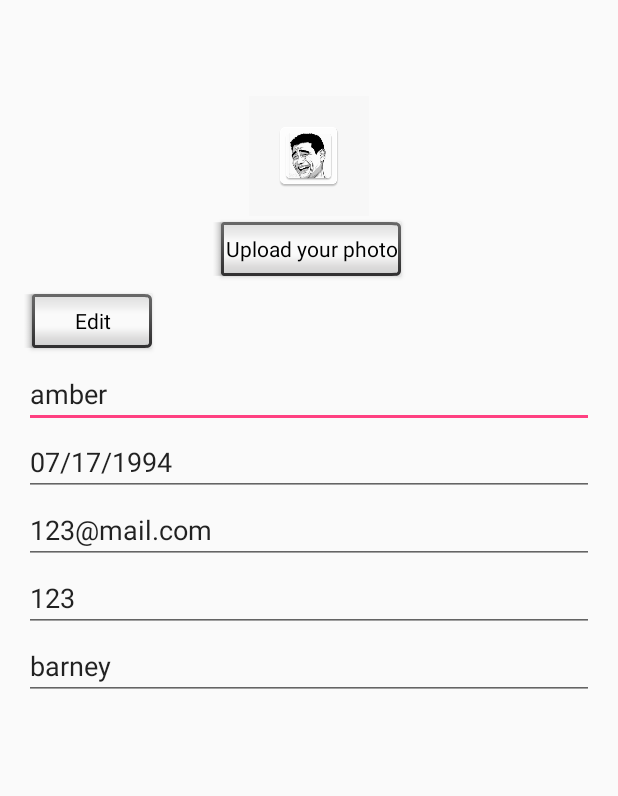
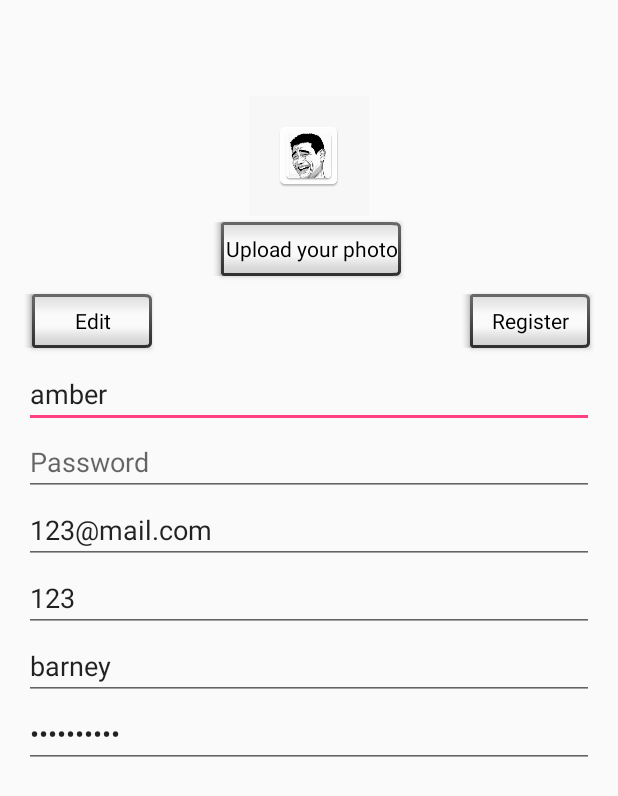
Before and after one commit to AmberWangjie/Tiba-Health-App-for-Android, an Android app: the fragment AccountFragment shown on its own in the app's theme, on a phone screen of 412 x 824 dp. Shown: the top 796 px of the screen. Run offline under Robolectric (Android 15) with nearby library versions, the phone set to English and light mode, and no system bars; our stand-ins replace Firebase (no records; nobody signed in at launch, a user with empty details on screens opened directly); libraries missing offline, so code that uses them is left out: com.firebase.client; pictures from the network do not load.

```diff
--- a/BottomNavigationBar/app/build.gradle
+++ b/BottomNavigationBar/app/build.gradle
@@ -39,6 +39,7 @@ dependencies {
     compile 'com.google.firebase:firebase-database:10.0.1'
     compile 'com.google.firebase:firebase-crash:10.0.1'
     compile 'com.google.firebase:firebase-auth:10.0.1'
+    compile 'com.google.android.gms:play-services-auth:10.0.1'
     compile 'com.google.firebase:firebase-messaging:10.0.1'
     compile 'com.roughike:bottom-bar:1.3.3'
     compile 'com.android.support:support-v4:25.2.0'
--- a/BottomNavigationBar/app/src/main/java/com/example/zhanghaochong/bottomnavigationbar/AccountFragment.java
+++ b/BottomNavigationBar/app/src/main/java/com/example/zhanghaochong/bottomnavigationbar/AccountFragment.java
@@ -1,24 +1,32 @@
 package com.example.zhanghaochong.bottomnavigationbar;
 
 import android.app.Activity;
+import android.app.ProgressDialog;
 import android.content.Intent;
 import android.net.Uri;
 import android.os.Bundle;
 import android.provider.MediaStore;
+import android.support.annotation.NonNull;
 import android.support.annotation.Nullable;
 import android.support.v4.app.Fragment;
+import android.text.TextUtils;
 import android.view.LayoutInflater;
 import android.view.View;
 import android.view.ViewGroup;
 import android.widget.Button;
 import android.widget.EditText;
-import android.widget.ImageSwitcher;
 import android.widget.ImageView;
-import android.widget.LinearLayout;
-import android.widget.RelativeLayout;
 import android.widget.Toast;
 
 import com.example.zhanghaochong.bottomnavigationbar.Data.User;
+import com.firebase.client.Firebase;
+import com.google.android.gms.tasks.OnCompleteListener;
+import com.google.android.gms.tasks.Task;
+import com.google.firebase.FirebaseApp;
+import com.google.firebase.auth.AuthResult;
+import com.google.firebase.auth.FirebaseAuth;
+import com.google.firebase.database.DatabaseReference;
+import com.google.firebase.database.FirebaseDatabase;
 
 /**
  * Created by AmberWang on 17/3/5.
@@ -30,17 +38,38 @@ public class AccountFragment extends Fragment implements View.OnClickListener{
     private ImageView imageToUpload;
     private Button uploadBtn;
     private Button editBtn;
+    private Button regBtn;
 
     private EditText name_text;
     private EditText phone_text;
     private EditText email_text;
     private EditText pt_text;
     private EditText birth_text;
+    private EditText pswd_text;
+
+    private Firebase mRef;
+    private FirebaseAuth mAuth;
+    private FirebaseAuth.AuthStateListener mAuthListener;
+    private DatabaseReference mDatabase;
+    private ProgressDialog mProgress;
 
     @Nullable
     @Override
     public View onCreateView(LayoutInflater inflater, @Nullable ViewGroup container, @Nullable Bundle savedInstanceState) {
         View v = inflater.inflate(R.layout.account, container, false);
+
+        //mRef = new Firebase("https://tibaapplication.firebaseio.com/");
+
+        /*mAuth = FirebaseAuth.getInstance(FirebaseApp.initializeApp(getContext()));
+       *//* mAuth.addAuthStateListener(mAuthListener);
+        mAuthListener = new FirebaseAuth.AuthStateListener(){
+            @Override
+            public
+        }*//*
+
+        mDatabase = FirebaseDatabase.getInstance(FirebaseApp.initializeApp(getContext())).getReference().child("Users");
+
+        mProgress = new ProgressDialog(this.getActivity());*/
 
         User user = new User();
         imageToUpload = (ImageView) v.findViewById(R.id.accountImage);
@@ -49,11 +78,14 @@ public class AccountFragment extends Fragment implements View.OnClickListener{
 
         editBtn = (Button) v.findViewById(R.id.info_update);
 
+        regBtn = (Button) v.findViewById(R.id.register);
+
         name_text = (EditText)v.findViewById(R.id.name_edit);
         phone_text = (EditText) v.findViewById(R.id.phone_edit);
         email_text = (EditText) v.findViewById(R.id.email_edit);
         pt_text = (EditText) v.findViewById(R.id.pt_edit);
         birth_text = (EditText) v.findViewById(R.id.birth_edit);
+        pswd_text = (EditText) v.findViewById(R.id.pswd_edit);
 
         user.setUsername("amber");
         user.setPhone("123");
@@ -70,6 +102,7 @@ public class AccountFragment extends Fragment implements View.OnClickListener{
         imageToUpload.setOnClickListener(this);
         uploadBtn.setOnClickListener(this);
         editBtn.setOnClickListener(this);
+        regBtn.setOnClickListener(this);
 
         return v;
     }
@@ -107,6 +140,8 @@ public class AccountFragment extends Fragment implements View.OnClickListener{
                 pt_text.setText("");
                 birth_text.setText("");
                 break;
+            /*case R.id.register:
+                startRegister();*/
         }
     }
 
@@ -119,4 +154,36 @@ public class AccountFragment extends Fragment implements View.OnClickListener{
         }
     }
 
+    private void startRegister(){
+        final String username = name_text.getText().toString().trim();
+        String email = email_text.getText().toString().trim();
+        String phone = phone_text.getText().toString().trim();
+        String birth = birth_text.getText().toString().trim();
+        String pt = pt_text.getText().toString().trim();
+        String pswd = pswd_text.getText().toString().trim();
+        //username, password, email are mandatory for registration, others are optional
+        if(!TextUtils.isEmpty(username) && !TextUtils.isEmpty(pswd) && !TextUtils.isEmpty(email)){
+            mProgress.setMessage("Registering ...");
+            mProgress.show();
+
+            mAuth.createUserWithEmailAndPassword(email,pswd).addOnCompleteListener(new OnCompleteListener<AuthResult>() {
+                @Override
+                public void onComplete(@NonNull Task<AuthResult> task) {
+                    if(task.isSuccessful()){
+                        String user_id = mAuth.getCurrentUser().getUid();
+
+                        DatabaseReference current_user_db = mDatabase.child(user_id);
+
+                        current_user_db.child("Username").setValue(username);
+                        current_user_db.child("Image").setValue("default");
+
+                        mProgress.dismiss();
+
+
+                    }
+                }
+            });
+        }
+    }
+
 }
--- a/BottomNavigationBar/app/src/main/java/com/example/zhanghaochong/bottomnavigationbar/EmailFragment.java
+++ b/BottomNavigationBar/app/src/main/java/com/example/zhanghaochong/bottomnavigationbar/EmailFragment.java
@@ -3,6 +3,7 @@ package com.example.zhanghaochong.bottomnavigationbar;
 import android.content.Intent;
 import android.net.Uri;
 import android.os.Bundle;
+import android.provider.ContactsContract;
 import android.support.annotation.Nullable;
 import android.support.v4.app.Fragment;
 import android.util.Log;
@@ -14,7 +15,7 @@ import android.widget.EditText;
 import android.widget.Toast;
 
 /**
- * Created by zhanghaochong on 17/3/5.
+ * Created by AmberWang on 17/3/5.
  */
 
 public class EmailFragment extends Fragment {
@@ -58,6 +59,9 @@ public class EmailFragment extends Fragment {
         emailContent.setText("");
 
         Toast.makeText(EmailFragment.this.getActivity(), yourCancelResponse, Toast.LENGTH_SHORT).show();
+        //once cancel, navigate back to the main page
+        WorkoutFragment f = new WorkoutFragment();
+        getActivity().getSupportFragmentManager().beginTransaction().replace(R.id.frame, f).commit();
 
     }
 
--- a/BottomNavigationBar/app/src/main/res/layout/account.xml
+++ b/BottomNavigationBar/app/src/main/res/layout/account.xml
@@ -64,8 +64,8 @@
         android:layout_height="wrap_content"
         android:inputType="date"
         android:ems="10"
-        android:id="@+id/birth_edit"
-        android:hint="Birthdate"
+        android:id="@+id/pswd_edit"
+        android:hint="@string/user_pswd"
         android:layout_below="@+id/name_edit"
         android:layout_alignParentLeft="true"
         android:layout_alignParentStart="true" />
@@ -77,25 +77,12 @@
         android:ems="10"
         android:id="@+id/email_edit"
         android:hint="Email"
-        android:layout_below="@+id/birth_edit"
+        android:layout_below="@+id/pswd_edit"
         android:layout_alignParentLeft="true"
         android:layout_alignParentStart="true" />
 
     <EditText
-        android:layout_width="wrap_content"
-        android:layout_height="wrap_content"
-        android:inputType="textPersonName"
-        android:ems="10"
-        android:id="@+id/pt_edit"
-        android:hint="PT Name"
-        android:layout_below="@+id/phone_edit"
-        android:layout_alignParentLeft="true"
-        android:layout_alignParentStart="true"
-        android:layout_alignParentRight="true"
-        android:layout_alignParentEnd="true" />
-
-    <EditText
-        android:layout_width="wrap_content"
+        android:layout_width="match_parent"
         android:layout_height="wrap_content"
         android:inputType="phone"
         android:ems="10"
@@ -107,5 +94,43 @@
         android:layout_alignParentRight="true"
         android:layout_alignParentEnd="true" />
 
+    <Button
+        android:text="@string/user_reg"
+        android:layout_width="wrap_content"
+        android:layout_height="wrap_content"
+        android:layout_alignBottom="@+id/info_update"
+        android:layout_alignParentRight="true"
+        android:layout_alignParentEnd="true"
+        android:id="@+id/register"
+        style="@android:style/Widget.Button.Inset" />
+
+    <EditText
+        android:layout_width="match_parent"
+        android:layout_height="wrap_content"
+        android:inputType="textPersonName"
+        android:ems="10"
+        android:id="@+id/pt_edit"
+        android:hint="PT Name"
+        android:layout_below="@+id/phone_edit"
+        android:layout_alignParentLeft="true"
+        android:layout_alignParentStart="true"
+        android:layout_alignParentRight="true"
+        android:layout_alignParentEnd="true"
+        android:fontFamily="sans-serif" />
+
+    <EditText
+        android:layout_width="match_parent"
+        android:layout_height="wrap_content"
+        android:inputType="textPassword"
+        android:ems="10"
+        android:id="@+id/birth_edit"
+        android:layout_below="@+id/pt_edit"
+        android:layout_alignParentLeft="true"
+        android:layout_alignParentStart="true"
+        android:layout_alignParentRight="true"
+        android:layout_alignParentEnd="true"
+        android:hint="@string/user_birth"
+        android:fontFamily="sans-serif" />
+
 
 </RelativeLayout>
--- a/BottomNavigationBar/app/src/main/res/values/strings.xml
+++ b/BottomNavigationBar/app/src/main/res/values/strings.xml
@@ -8,7 +8,9 @@
     <string name="user_phone">Cellular:</string>
     <string name="user_pt">PT:</string>
     <string name="user_birth">Birth:</string>
+    <string name="user_pswd">Password</string>
     <string name="user_update">Edit</string>
+    <string name="user_reg">Register</string>
     <string name="Summary">SUMMARY</string>
     <string name="Greatwork">Great work!</string>
     <string name="how_pain">Any pain?</string>
```
